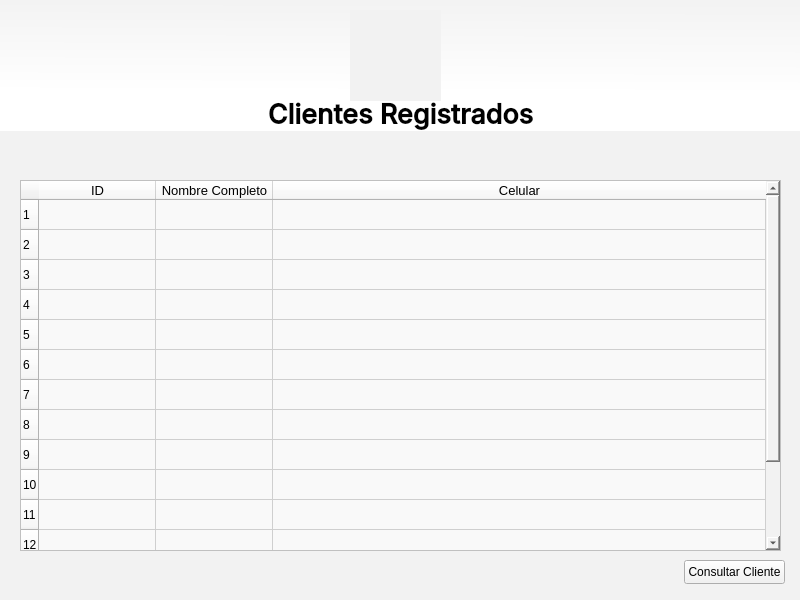
Before: the Qt Designer form project1/views/ui/clientes_registrados.ui in Alex300VA24/projectHotel, drawn with Qt 5.
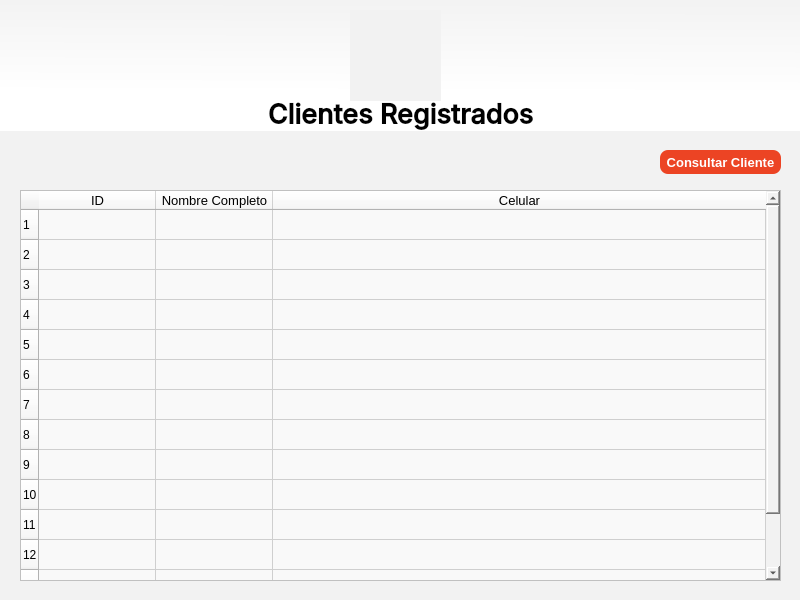
After: the same form once the commit is applied. Icons and pictures are not drawn.

```diff
--- a/project1/views/ui/clientes_registrados.ui
+++ b/project1/views/ui/clientes_registrados.ui
@@ -22,9 +22,9 @@
    <property name="geometry">
     <rect>
      <x>20</x>
-     <y>180</y>
+     <y>190</y>
      <width>761</width>
-     <height>371</height>
+     <height>391</height>
     </rect>
    </property>
    <property name="font">
@@ -112,7 +112,7 @@
    <property name="geometry">
     <rect>
      <x>20</x>
-     <y>140</y>
+     <y>150</y>
      <width>31</width>
      <height>24</height>
     </rect>
@@ -203,12 +203,31 @@
   <widget class="QPushButton" name="btn_consultar">
    <property name="geometry">
     <rect>
-     <x>684</x>
-     <y>560</y>
-     <width>101</width>
+     <x>660</x>
+     <y>150</y>
+     <width>121</width>
      <height>24</height>
     </rect>
    </property>
+   <property name="font">
+    <font>
+     <pointsize>10</pointsize>
+     <bold>true</bold>
+    </font>
+   </property>
+   <property name="styleSheet">
+    <string notr="true">QPushButton {
+    background-color: #EC4424; /* Rojo */
+    color: #FFFFFF; /* Texto blanco */
+    border-radius: 8px; /* Bordes redondeados opcionales */
+    font-weight: bold; /* Negrita opcional */
+}
+
+QPushButton:hover {
+    background-color: #FF5733; /* Rojo más claro en hover */
+}
+</string>
+   </property>
    <property name="text">
     <string>Consultar Cliente</string>
    </property>
```
